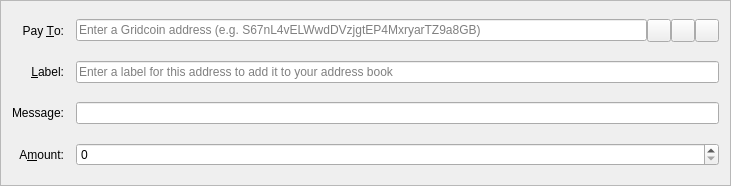
gridcoin-community/Gridcoin-Research, file src/qt/forms/sendcoinsentry.ui: the form before one commit.
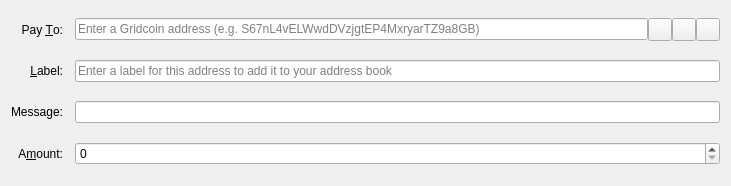
The form after the commit. Icons and pictures are not drawn. Custom widgets are drawn as their Qt base class.

Patch:
```diff
--- a/src/qt/forms/sendcoinsentry.ui
+++ b/src/qt/forms/sendcoinsentry.ui
@@ -13,12 +13,6 @@
   <property name="windowTitle">
    <string>Form</string>
   </property>
-  <property name="frameShape">
-   <enum>QFrame::StyledPanel</enum>
-  </property>
-  <property name="frameShadow">
-   <enum>QFrame::Sunken</enum>
-  </property>
   <layout class="QGridLayout" name="gridLayout">
    <property name="spacing">
     <number>12</number>
```
